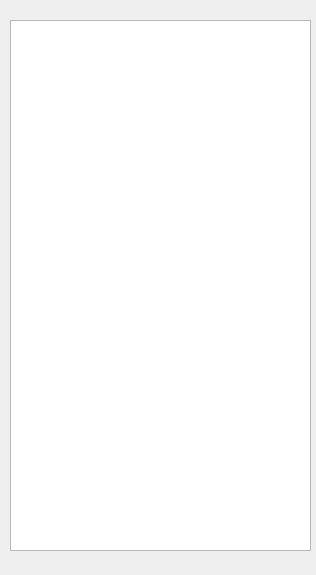
UCI-UAVForge/GroundStation, file GS/GUI/propertywidget.ui: the form before one commit.
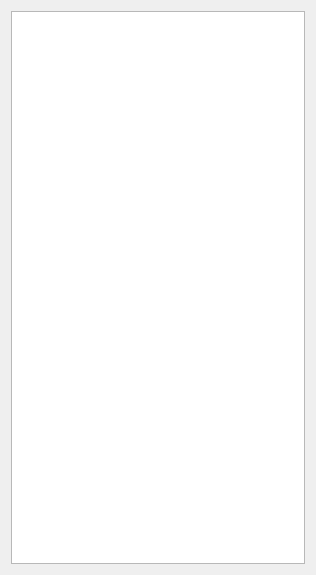
The form after the commit.

What changed in the file:
```diff
--- a/GS/GUI/propertywidget.ui
+++ b/GS/GUI/propertywidget.ui
@@ -13,16 +13,11 @@
   <property name="windowTitle">
    <string>Form</string>
   </property>
-  <widget class="QTextEdit" name="textEdit">
-   <property name="geometry">
-    <rect>
-     <x>10</x>
-     <y>20</y>
-     <width>301</width>
-     <height>531</height>
-    </rect>
-   </property>
-  </widget>
+  <layout class="QHBoxLayout" name="horizontalLayout">
+   <item>
+    <widget class="QTextEdit" name="textEdit"/>
+   </item>
+  </layout>
  </widget>
  <resources/>
  <connections/>
```
